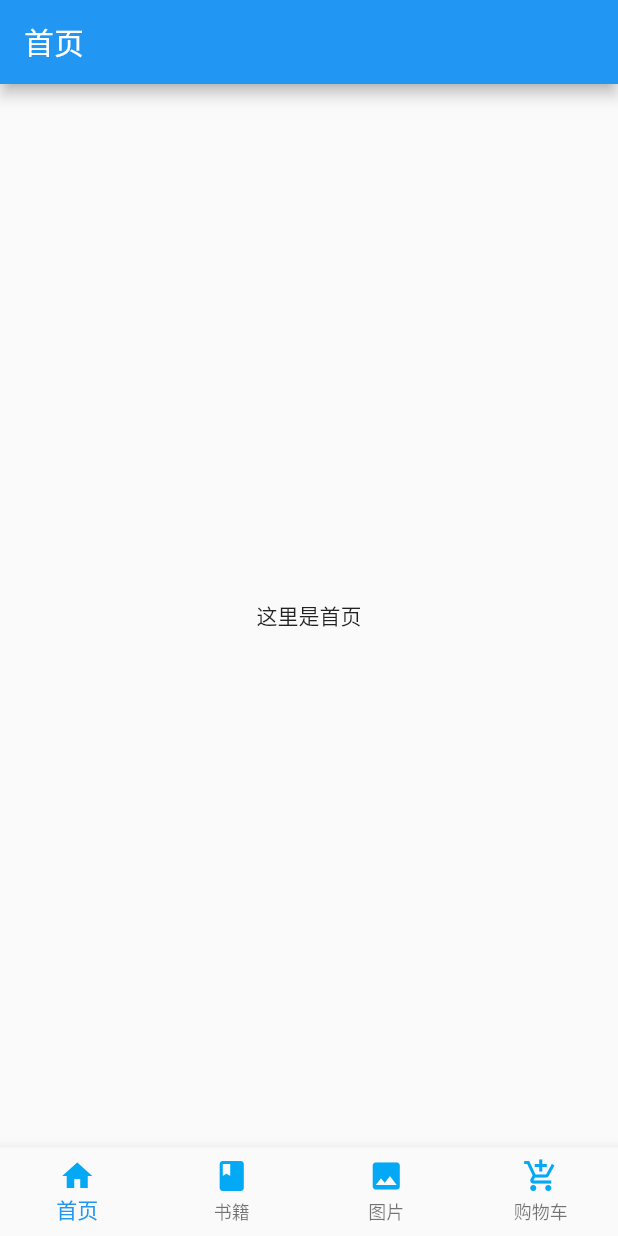
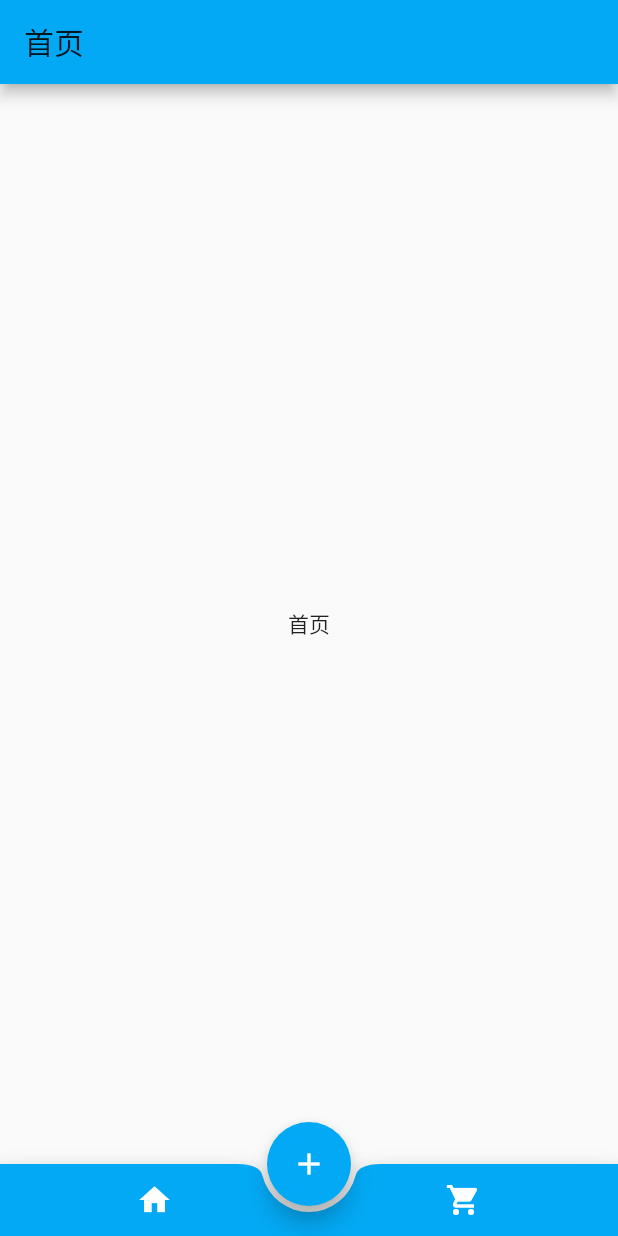
Before and after one commit to soojade/flutter-demoes, a Flutter app: the screen it shows after launch, on a phone screen of 412 x 824 dp. Run offline on Flutter 3.47's test engine with Material 2 defaults, Android fonts, the phone set to English and light mode, and no system bars.

Commit message:
不规则底部工具栏

```diff
--- /dev/null
+++ b/lib/irregular_bottom_appBar/each_view.dart
@@ -0,0 +1,20 @@
+import 'package:flutter/material.dart';
+
+class EachView extends StatefulWidget {
+  final String _title;
+  EachView(this._title);
+  @override
+  _EachViewState createState() => _EachViewState();
+}
+
+class _EachViewState extends State<EachView> {
+  @override
+  Widget build(BuildContext context) {
+    return Scaffold(
+      appBar: AppBar(title: Text(widget._title)),
+      body: Center(
+        child: Text(widget._title),
+      ),
+    );
+  }
+}
--- /dev/null
+++ b/lib/irregular_bottom_appBar/irregular_bottom_appBar.dart
@@ -0,0 +1,66 @@
+import 'package:flutter/material.dart';
+
+import './each_view.dart';
+
+class IrregularBottomAppBar extends StatefulWidget {
+  @override
+  _IrregularBottomAppBarState createState() => _IrregularBottomAppBarState();
+}
+
+class _IrregularBottomAppBarState extends State<IrregularBottomAppBar> {
+  List<Widget> _viewList = [];
+  int _index = 0;
+  @override
+  void initState() {
+    super.initState();
+    _viewList..add(EachView('首页'))..add(EachView('购物车'));
+  }
+
+  @override
+  Widget build(BuildContext context) {
+    return Scaffold(
+      body: _viewList[_index], // 动态显示页面
+      floatingActionButton: FloatingActionButton(
+        onPressed: () {
+          Navigator.of(context).push(MaterialPageRoute(
+              builder: (BuildContext context) => EachView('新建页面')));
+        },
+        tooltip: '添加',
+        child: Icon(
+          Icons.add,
+          color: Colors.white,
+        ),
+      ),
+      floatingActionButtonLocation:
+          FloatingActionButtonLocation.centerDocked, // 浮动按钮的定位
+      bottomNavigationBar: BottomAppBar(
+        color: Colors.lightBlue,
+        shape: CircularNotchedRectangle(),
+        child: Row(
+          mainAxisSize: MainAxisSize.max,
+          mainAxisAlignment: MainAxisAlignment.spaceAround,
+          children: <Widget>[
+            IconButton(
+              icon: Icon(Icons.home),
+              color: Colors.white,
+              onPressed: () {
+                setState(() {
+                  _index = 0;
+                });
+              },
+            ),
+            IconButton(
+              icon: Icon(Icons.shopping_cart),
+              color: Colors.white,
+              onPressed: () {
+                setState(() {
+                  _index = 1;
+                });
+              },
+            )
+          ],
+        ),
+      ),
+    );
+  }
+}
--- a/lib/main.dart
+++ b/lib/main.dart
@@ -1,5 +1,6 @@
 import 'package:flutter/material.dart';
-import 'package:flutter_demoes/bottom_navigation_bar/bottom_navigation.dart';
+import 'package:flutter_demoes/irregular_bottom_appBar/irregular_bottom_appBar.dart'; // 不规则导航
+// import 'package:flutter_demoes/bottom_navigation_bar/bottom_navigation.dart'; // 底部导航栏
 
 void main() => runApp(MyApp());
 
@@ -9,8 +10,10 @@ class MyApp extends StatelessWidget {
     return MaterialApp(
       debugShowCheckedModeBanner: false, // 去除debug模式时右上角的斜杠
       title: 'flutter 小练习',
-      theme: ThemeData.light(),
-      home: BottomNavigation(), // 底部导航栏
+      // theme: ThemeData.light(),
+      theme: ThemeData(primarySwatch: Colors.lightBlue),
+      // home: BottomNavigation(), // 底部导航栏
+      home: IrregularBottomAppBar(),
     );
   }
 }
```
